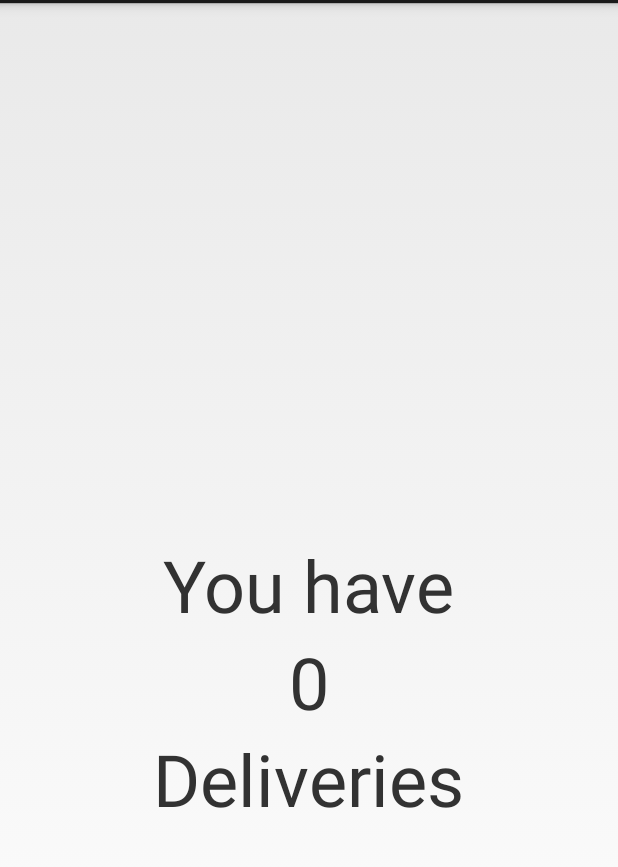
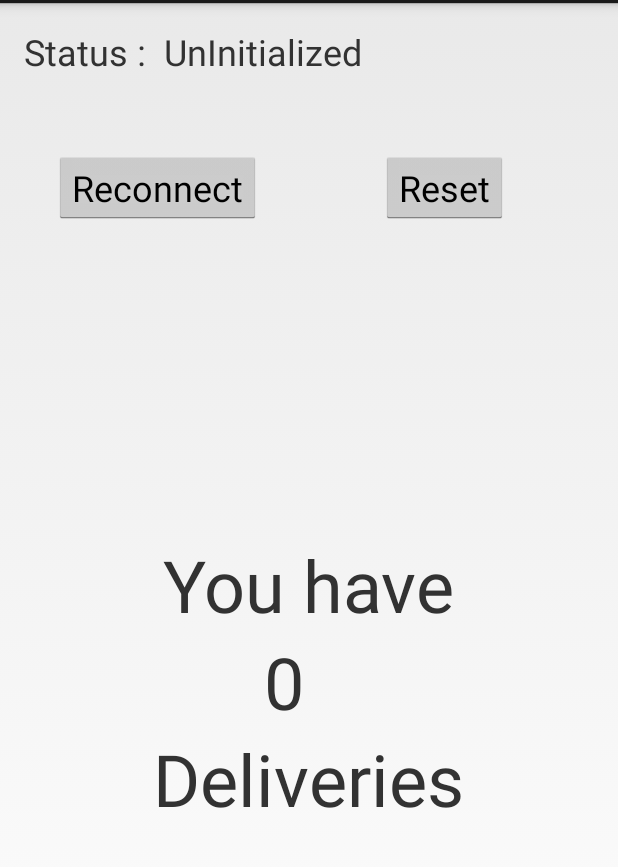
Before and after one commit to notthetup/letterbox, an Android app: the MailActivity screen opened directly, with no data from a screen before it, on a phone screen of 412 x 824 dp, the part 69-936 px from its top. Run offline under Robolectric (Android 15) with nearby library versions, the phone set to English and light mode, and no system bars; 1 statement that could not run was skipped.

Commit message:
added buttons and status

```diff
--- a/android/Mailman/app/src/main/java/com/crayonio/mailman/MailActivity.java
+++ b/android/Mailman/app/src/main/java/com/crayonio/mailman/MailActivity.java
@@ -12,6 +12,9 @@ import android.os.Handler;
 import android.util.Log;
 import android.view.Menu;
 import android.view.MenuItem;
+import android.view.View;
+import android.widget.Button;
+import android.widget.TextView;
 import android.widget.Toast;
 
 
@@ -37,6 +40,7 @@ public class MailActivity extends Activity {
 
         mHandler = new Handler();
         mLeDeviceListAdapter = new LeDeviceListAdapter(this.getApplicationContext(), this);
+
     }
 
 
@@ -63,8 +67,25 @@ public class MailActivity extends Activity {
             startActivityForResult(enableBtIntent, REQUEST_ENABLE_BT);
         }
 
-        scanLeDevice(false);
-        scanLeDevice(true);
+        Button reconnectBtn = (Button) this.findViewById(R.id.reconnect);
+        final TextView statusView = (TextView) this.findViewById(R.id.status);
+        reconnectBtn.setOnClickListener(new View.OnClickListener() {
+            @Override
+            public void onClick(View v) {
+                if ( mLeDeviceListAdapter.mNRFGatt != null){
+                    mLeDeviceListAdapter.mNRFGatt.disconnect();
+                    mLeDeviceListAdapter.clearDevices();
+                    statusView.setText("Uninitialized");
+
+                }
+                if (mScanning) {
+                    scanLeDevice(false);
+                }
+                scanLeDevice(true);
+
+            }
+        });
+
     }
 
     private void scanLeDevice(final boolean enable) {
--- a/android/Mailman/app/src/main/res/layout/activity_mail.xml
+++ b/android/Mailman/app/src/main/res/layout/activity_mail.xml
@@ -7,6 +7,41 @@
     android:paddingTop="@dimen/activity_vertical_margin"
     android:paddingBottom="@dimen/activity_vertical_margin"
     tools:context=".MailActivity">
+
+    <TextView
+        android:id="@+id/statustitle"
+        android:text="@string/statustitle"
+        android:textSize="24sp"
+        android:layout_width="wrap_content"
+        android:layout_height="wrap_content" />
+
+    <TextView
+        android:id="@+id/status"
+        android:text="@string/status"
+        android:layout_toRightOf="@+id/statustitle"
+        android:textSize="24sp"
+        android:layout_width="wrap_content"
+        android:layout_height="wrap_content" />
+
+    <Button
+        android:id="@+id/reconnect"
+        android:text="@string/reconnet"
+        android:layout_below="@+id/statustitle"
+        android:layout_marginTop="50dp"
+        android:layout_marginLeft="20dp"
+        android:layout_marginRight="80dp"
+        android:textSize="24sp"
+        android:layout_width="wrap_content"
+        android:layout_height="wrap_content" />
+
+    <Button
+        android:id="@+id/reset"
+        android:text="@string/reset"
+        android:layout_toRightOf="@+id/reconnect"
+        android:layout_alignBottom="@+id/reconnect"
+        android:textSize="24sp"
+        android:layout_width="wrap_content"
+        android:layout_height="wrap_content" />
 
     <TextView
         android:id="@+id/youhave"
@@ -21,9 +56,10 @@
         android:id="@+id/num"
         android:layout_below="@+id/youhave"
         android:text="0"
+        android:textAlignment="center"
         android:textSize="48sp"
         android:layout_centerHorizontal="true"
-        android:layout_width="wrap_content"
+        android:layout_width="60dip"
         android:layout_height="wrap_content" />
 
     <TextView
--- a/android/Mailman/app/src/main/res/values/strings.xml
+++ b/android/Mailman/app/src/main/res/values/strings.xml
@@ -6,5 +6,9 @@
     <string name="deliveries">Deliveries</string>
     <string name="action_settings">Settings</string>
     <string name="ble_not_supported">BLE Not Supported</string>
+    <string name="statustitle">Status :&#160;&#160;</string>
+    <string name="status">UnInitialized</string>
+    <string name="reconnet">Reconnect</string>
+    <string name="reset">Reset</string>
 
 </resources>
```
Also changed, not shown: android/Mailman/app/src/main/java/com/crayonio/mailman/LeDeviceListAdapter.java (+59 -23 lines).
